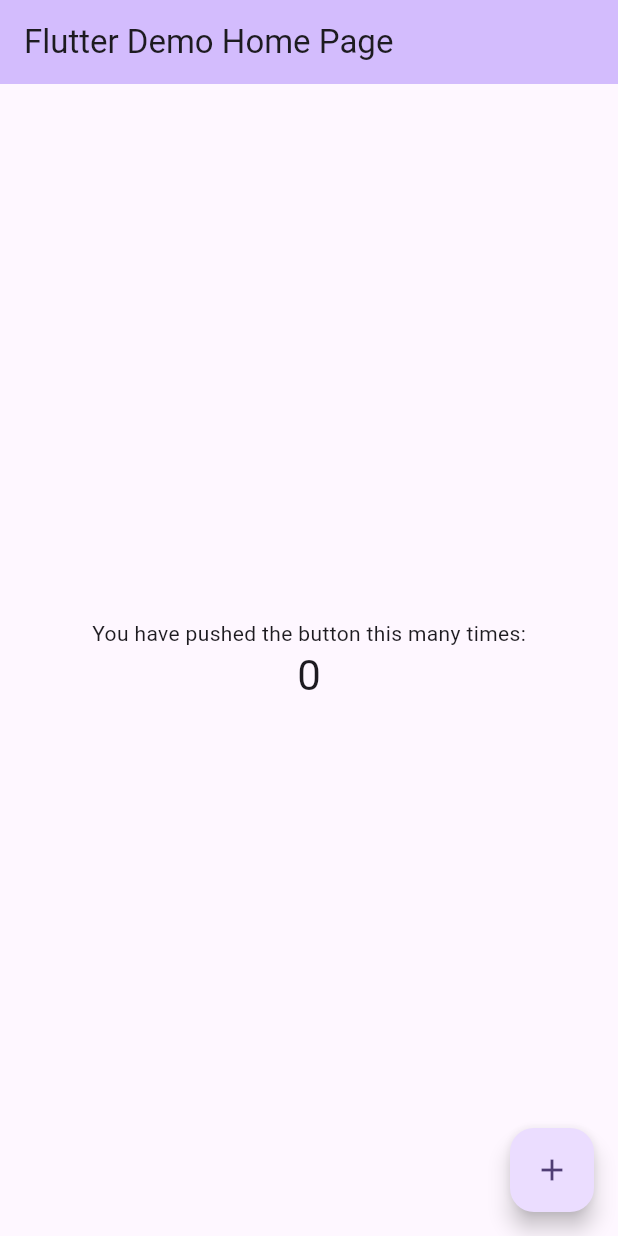
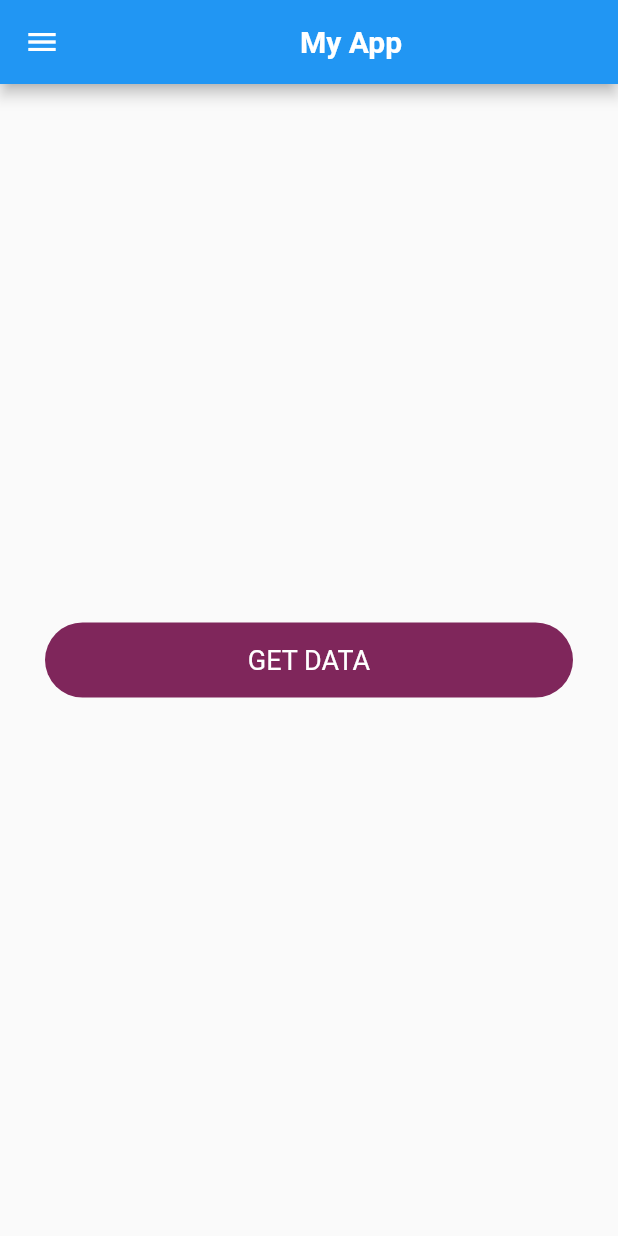
Before and after one commit to Rushi-shinde/bloc_project, a Flutter app: the screen it shows after launch, on a phone screen of 412 x 824 dp. Run offline on Flutter 3.47's test engine with Material 2 defaults, Android fonts, the phone set to English and light mode, and no system bars; our stand-ins replace bloc, equatable, flutter_bloc.

Commit message:
13/10/2023 changes

```diff
--- /dev/null
+++ b/lib/UI/home.dart
@@ -0,0 +1,135 @@
+import 'package:bloc_project/blocs/first_bloc/product_bloc.dart';
+import 'package:flutter/material.dart';
+import 'package:flutter_bloc/flutter_bloc.dart';
+
+
+class HomePage extends StatelessWidget {
+  const HomePage({
+    super.key,
+    required String title,
+  });
+
+  @override
+  Widget build(BuildContext context) {
+    return Scaffold(
+      appBar: AppBar(
+        title: const Center(
+          child: Text(
+            "My App",
+            style: TextStyle(
+              fontSize: 20.0,
+              fontWeight: FontWeight.bold,
+              color: Colors.white,
+            ),
+          ),
+        ),
+        backgroundColor: Colors.blue,
+      ),
+      body: Center(
+        child: Padding(
+          padding: const EdgeInsets.all(30.0),
+          child: SizedBox(
+            height: MediaQuery.of(context).size.height,
+            child: LayoutBuilder(builder: (context, constraints) {
+              // Adjust the crossAxisCount based on screen width
+
+              int crossAxisCount = 4;
+
+              if (constraints.maxWidth <= 600) {
+                crossAxisCount = 2;
+              } else if (constraints.maxWidth <= 1200) {
+                crossAxisCount = 3;
+              } else {
+                crossAxisCount = 4;
+              }
+
+              return BlocBuilder<ProductBloc, ProductState>(
+                builder: (context, state) {
+                  if(state is ProductInitialState){
+                    return Center(
+                      child: SizedBox(
+                        width: 500,
+                        child : InkWell(
+                          onTap: () {
+                            context.read<ProductBloc>().add(ProductLoadedEvent());
+                          },
+                          child: Container(
+                            width: 300.0,
+                            height: 50.0,
+                            decoration: BoxDecoration(
+                              color: const Color(
+                                  0xFF7F265B),
+                              borderRadius: BorderRadius.circular(
+                                  40.0),
+                            ),
+                            child: const Center(
+                                child: Text(
+                                  "GET DATA",
+                                  style: TextStyle(
+                                      fontSize: 18.00, color: Colors.white),
+                                )),
+                          ),
+                        ),
+                      ),
+                    );
+                  }
+                  if (state is ProductLoadingState) {
+                    return const Center(child: CircularProgressIndicator());
+                  }
+
+                  if (state is ProductLoadedState) {
+                    return GridView.builder(
+                        itemCount: state.productsModel.length,
+                        gridDelegate: SliverGridDelegateWithFixedCrossAxisCount(
+                          crossAxisCount: crossAxisCount,
+                          mainAxisSpacing: 30,
+                          crossAxisSpacing: 30,
+                        ),
+                        itemBuilder: (context, index) {
+                          return GridTile(
+                            header: Card(
+                              child: Container(
+                                  decoration: BoxDecoration(
+                                      color: Colors.deepPurple,
+                                      borderRadius: BorderRadius.circular(8)),
+                                  padding: const EdgeInsets.all(8),
+                                  child: Text(
+                                    state.productsModel[index].title.toString(),
+                                    style: const TextStyle(color: Colors.white),
+                                  )),
+                            ),
+                            footer: Container(
+                                decoration: BoxDecoration(
+                                    color: Colors.deepPurple,
+                                    borderRadius: BorderRadius.circular(8)),
+                                padding: const EdgeInsets.all(8),
+                                child: Text(
+                                    'Price : ${state.productsModel[index].price} Rs.',
+                                    style: const TextStyle(
+                                        color: Colors.white,
+                                        fontWeight: FontWeight.bold,
+                                        fontSize: 15.00))),
+                            child: Card(
+                                child: Image.network(
+                              state.productsModel[index].image.toString(),
+                              width: 100.00,
+                            )),
+                          );
+                        });
+                  }
+
+                  if (state is ProductErrorState) {
+                    return Text(state.errorMsg);
+                  }
+
+                  return const SizedBox();
+                },
+              );
+            }),
+          ),
+        ),
+      ),
+      drawer: const Drawer(),
+    );
+  }
+}
--- a/lib/blocs/first_bloc/product_bloc.dart
+++ b/lib/blocs/first_bloc/product_bloc.dart
@@ -4,14 +4,25 @@ import 'package:bloc/bloc.dart';
 import 'package:equatable/equatable.dart';
 
 import '../../models/product_model.dart';
+import '../../repository/fetch_api.dart';
 
 part 'product_event.dart';
 part 'product_state.dart';
 
-class ProductBloc extends Bloc<ProductLoadedEvent, ProductLoadingState> {
-  ProductBloc() : super(ProductLoadingState()) {
-    on<ProductLoadedEvent>((event, emit) {
+class ProductBloc extends Bloc<ProductEvent, ProductState> {
+  FetchApi fetchApi;
 
+  ProductBloc({required this.fetchApi}) : super(ProductInitialState()) {
+    on<ProductLoadedEvent>((event, emit) async{
+      emit(ProductInitialState());
+
+      emit(ProductLoadingState());
+      try{
+        var data= await fetchApi.fetchData('');
+          emit(ProductLoadedState(data));
+      }catch(e){
+        emit(ProductErrorState(e.toString()));
+      }
     });
   }
 }
--- a/lib/blocs/first_bloc/product_state.dart
+++ b/lib/blocs/first_bloc/product_state.dart
@@ -5,6 +5,9 @@ abstract class ProductState extends Equatable {
 
   @override
   List<Object> get props => [];
+}
+class ProductInitialState extends ProductState {
+
 }
 
 class ProductLoadingState extends ProductState {
@@ -21,7 +24,6 @@ class ProductLoadedState extends ProductState {
 }
 class ProductErrorState extends ProductState {
   final String errorMsg;
-
   const ProductErrorState(this.errorMsg);
 
   @override
--- a/lib/main.dart
+++ b/lib/main.dart
@@ -1,68 +1,22 @@
+import 'package:bloc_project/repository/fetch_api.dart';
 import 'package:flutter/material.dart';
+import 'package:flutter_bloc/flutter_bloc.dart';
+import 'blocs/first_bloc/product_bloc.dart';
+import 'UI/home.dart';
 
 void main() {
-  runApp(const MyApp());
+  runApp( MyApp());
 }
 
 class MyApp extends StatelessWidget {
-  const MyApp({super.key});
-
+   MyApp({super.key});
+    FetchApi fetchApi = FetchApi();
   @override
   Widget build(BuildContext context) {
-    return MaterialApp(
-      title: 'Flutter Demo',
-      theme: ThemeData(
-        colorScheme: ColorScheme.fromSeed(seedColor: Colors.deepPurple),
-        useMaterial3: true,
-      ),
-      home: const MyHomePage(title: 'Flutter Demo Home Page'),
-    );
-  }
-}
-
-class MyHomePage extends StatefulWidget {
-  const MyHomePage({super.key, required this.title});
-
-  final String title;
-
-  @override
-  State<MyHomePage> createState() => _MyHomePageState();
-}
-
-class _MyHomePageState extends State<MyHomePage> {
-  int _counter = 0;
-
-  void _incrementCounter() {
-    setState(() {
-      _counter++;
-    });
-  }
-
-  @override
-  Widget build(BuildContext context) {
-    return Scaffold(
-      appBar: AppBar(
-        backgroundColor: Theme.of(context).colorScheme.inversePrimary,
-        title: Text(widget.title),
-      ),
-      body: Center(
-        child: Column(
-          mainAxisAlignment: MainAxisAlignment.center,
-          children: <Widget>[
-            const Text(
-              'You have pushed the button this many times:',
-            ),
-            Text(
-              '$_counter',
-              style: Theme.of(context).textTheme.headlineMedium,
-            ),
-          ],
-        ),
-      ),
-      floatingActionButton: FloatingActionButton(
-        onPressed: _incrementCounter,
-        tooltip: 'Increment',
-        child: const Icon(Icons.add),
+    return BlocProvider<ProductBloc>(
+      create: (context) => ProductBloc(fetchApi: fetchApi),
+      child: const MaterialApp(
+        home: HomePage(title: 'Bloc Project'),
       ),
     );
   }
--- /dev/null
+++ b/lib/repository/fetch_api.dart
@@ -0,0 +1,16 @@
+import 'package:bloc_project/models/product_model.dart';
+import 'package:http/http.dart' as http;
+
+class FetchApi {
+
+  Future<dynamic> fetchData(String endpoint) async {
+    final response = await http.get(Uri.parse("https://fakestoreapi.com/products/"));
+
+    if (response.statusCode == 200) {
+      var data = productsModelFromJson(response.body);
+      return data;
+    } else {
+      throw Exception('Failed to load data from the API');
+    }
+  }
+}
```
Also changed, not shown: 1 other file.
